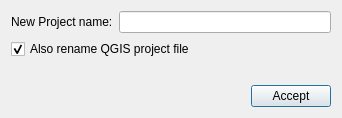
Before: the Qt Designer form ui/general/qgisred_renameproject_dialog.ui in qgisred/QGISRed, drawn with Qt 5.
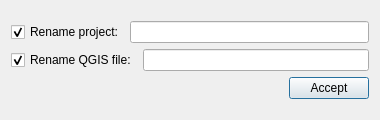
After: the same form once the commit is applied. Icons and pictures are not drawn.

Commit message: RenameProject: Add option to specify name to the qgis file

```diff
--- a/ui/general/qgisred_renameproject_dialog.ui
+++ b/ui/general/qgisred_renameproject_dialog.ui
@@ -6,8 +6,8 @@
    <rect>
     <x>0</x>
     <y>0</y>
-    <width>342</width>
-    <height>90</height>
+    <width>380</width>
+    <height>120</height>
    </rect>
   </property>
   <property name="windowTitle">
@@ -23,9 +23,12 @@
      <item>
       <layout class="QHBoxLayout" name="horizontalLayout">
        <item>
-        <widget class="QLabel" name="label">
+        <widget class="QCheckBox" name="cbRenameProject">
          <property name="text">
-          <string>New Project name:</string>
+          <string>Rename project:</string>
+         </property>
+         <property name="checked">
+          <bool>true</bool>
          </property>
         </widget>
        </item>
@@ -39,9 +42,11 @@
       </layout>
      </item>
      <item>
+      <layout class="QHBoxLayout" name="horizontalLayout_2">
+       <item>
       <widget class="QCheckBox" name="cbRenameQGISProject">
        <property name="text">
-        <string>Also rename QGIS project file</string>
+          <string>Rename QGIS file:</string>
        </property>
        <property name="checked">
         <bool>true</bool>
@@ -49,17 +54,13 @@
       </widget>
      </item>
      <item>
-      <widget class="QLabel" name="lbMessage">
-       <property name="font">
-        <font>
-         <weight>75</weight>
-         <bold>true</bold>
-        </font>
-       </property>
+        <widget class="QLineEdit" name="tbQGISName">
        <property name="text">
         <string/>
        </property>
       </widget>
+       </item>
+      </layout>
      </item>
      <item>
       <layout class="QHBoxLayout" name="horizontalLayout_3">
```
Lines whose indentation alone changed are shown as unchanged. The commit also changes 2 other files.
